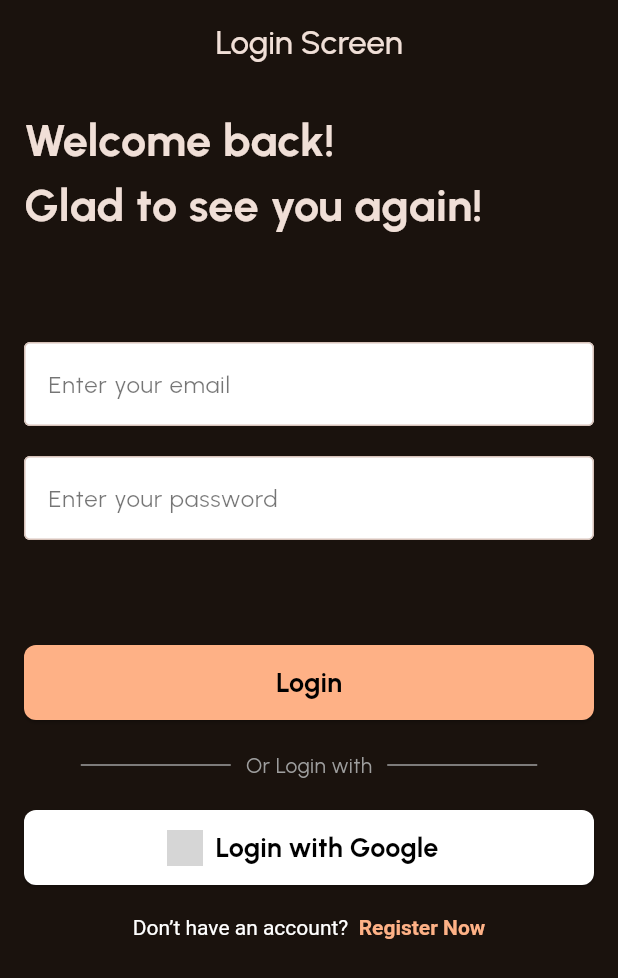
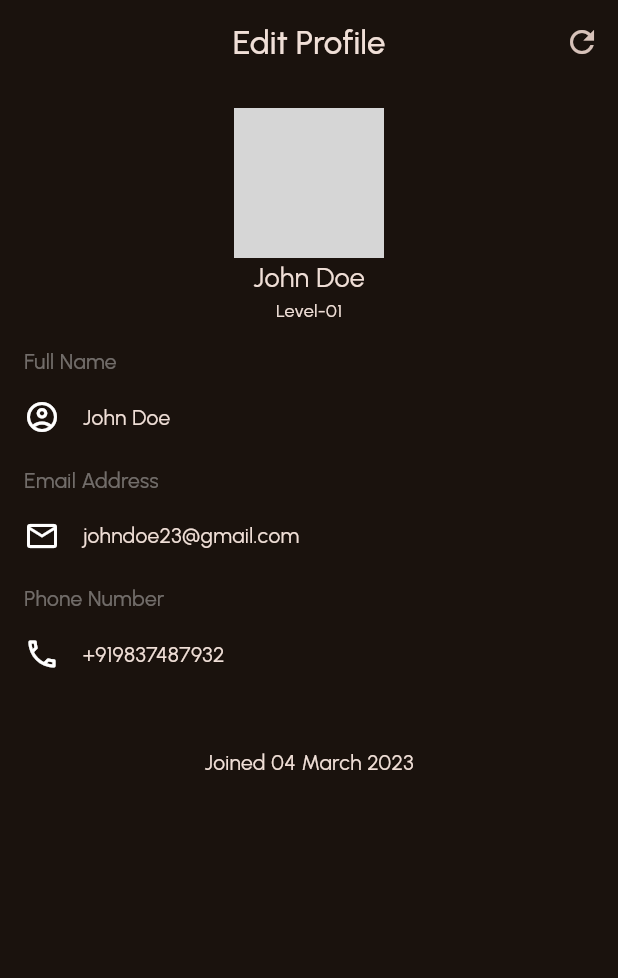
Before and after one commit to sn247776/axle_wallet, a Flutter app: the screen it shows after launch, on a phone screen of 412 x 824 dp. Shown: the top 978 px of the screen. Run offline on Flutter 3.47's test engine with Material 3 defaults, Android fonts, the phone set to English and light mode, and no system bars; grey boxes are pictures that could not be loaded.

Commit message:
work on profile screen

```diff
--- a/lib/main.dart
+++ b/lib/main.dart
@@ -1,4 +1,5 @@
 import 'package:axle_wallet/wallet_login.dart';
+import 'package:axle_wallet/wallet_profile.dart';
 import 'package:flutter/material.dart';
 
 void main() {
@@ -20,7 +21,7 @@ class MyApp extends StatelessWidget {
             primary: const Color.fromRGBO(254, 177, 134, 1),
             brightness: Brightness.dark),
       ),
-      home: const LoginScreen(),
+      home: const ProfileScreen(),
     );
   }
 }
--- /dev/null
+++ b/lib/wallet_profile.dart
@@ -0,0 +1,107 @@
+import 'package:flutter/material.dart';
+
+class ProfileScreen extends StatelessWidget {
+  const ProfileScreen({Key? key}) : super(key: key);
+
+  @override
+  Widget build(BuildContext context) {
+    return Scaffold(
+      appBar: AppBar(
+        title: const Text(
+          "Edit Profile",
+          style: TextStyle(fontWeight: FontWeight.w500),
+        ),
+        centerTitle: true,
+        actions: [
+          IconButton(
+            onPressed: () {},
+            icon: const Icon(Icons.refresh),
+          ),
+        ],
+      ),
+      body: Padding(
+        padding: const EdgeInsets.all(16.0),
+        child:
+            Column(crossAxisAlignment: CrossAxisAlignment.stretch, children: [
+          Center(
+            child: Column(
+              children: [
+                ClipOval(
+                  child: Image.asset(
+                    '../assets/sagar.png',
+                    height: 100,
+                    width: 100,
+                  ),
+                ),
+                const SizedBox(width: 20),
+                const Text(
+                  "John Doe",
+                  style: TextStyle(fontSize: 18),
+                ),
+                const Text(
+                  "Level-01",
+                  style: TextStyle(fontSize: 12),
+                ),
+                const SizedBox(height: 16),
+              ],
+            ),
+          ),
+          const Text(
+            "Full Name",
+            style: TextStyle(fontSize: 14, color: Colors.white38),
+          ),
+          const SizedBox(height: 15),
+          const Row(
+            children: [
+              Icon(Icons.account_circle_outlined),
+              SizedBox(width: 15),
+              Text(
+                "John Doe",
+                style: TextStyle(fontSize: 14),
+              ),
+            ],
+          ),
+          const SizedBox(height: 20),
+          const Text(
+            "Email Address",
+            style: TextStyle(fontSize: 14, color: Colors.white38),
+          ),
+          const SizedBox(height: 15),
+          const Row(
+            children: [
+              Icon(Icons.email_outlined),
+              SizedBox(width: 15),
+              Text(
+                "johndoe23@gmail.com",
+                style: TextStyle(fontSize: 14),
+              ),
+            ],
+          ),
+          const SizedBox(height: 20),
+          const Text(
+            "Phone Number",
+            style: TextStyle(fontSize: 14, color: Colors.white38),
+          ),
+          const SizedBox(height: 15),
+          const Row(
+            children: [
+              Icon(Icons.local_phone_outlined),
+              SizedBox(width: 15),
+              Text(
+                "+919837487932",
+                style: TextStyle(fontSize: 14),
+              ),
+            ],
+          ),
+          const SizedBox(height: 50),
+          const Center(
+            child: Text(
+              "Joined 04 March 2023",
+              style: TextStyle(fontSize: 14),
+            ),
+          )
+        ]),
+      ),
+    );
+  }
+}
--- a/pubspec.yaml
+++ b/pubspec.yaml
@@ -36,6 +36,7 @@ dependencies:
   # Use with the CupertinoIcons class for iOS style icons.
   cupertino_icons: ^1.0.6
   google_fonts: ^6.2.1
+  curved_navigation_bar: ^1.0.3
 
 dev_dependencies:
   flutter_test:
```
Also changed, not shown: pubspec.lock.
